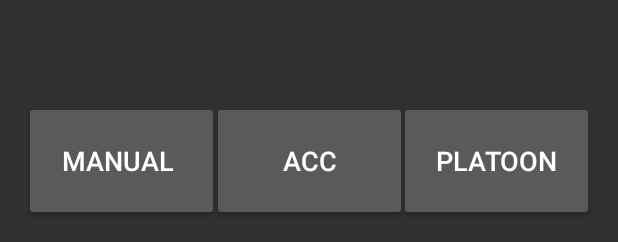
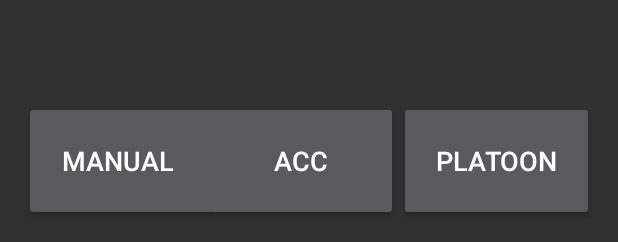
Before and after one commit to joakimthorell/potential-couscous, an Android app: the layout activity_main.xml on its own in the app's theme, with its tools: preview values and no code run, on a phone screen of 412 x 824 dp. Shown: the part 991-1233 px from the top of the screen. Run offline under Robolectric (Android 15) with nearby library versions, the phone set to English and light mode, and no system bars; plain views replace JoystickView.

Commit message:
changes to listeners

```diff
--- a/app/couscousDrive/app/src/main/java/potential_couscous/couscousdrive/MainActivity.java
+++ b/app/couscousDrive/app/src/main/java/potential_couscous/couscousdrive/MainActivity.java
@@ -26,7 +26,9 @@ import android.widget.Button;
 import android.widget.Toast;
 
 import io.github.controlwear.virtual.joystick.android.JoystickView;
+import potential_couscous.couscousdrive.controllers.ACCController;
 import potential_couscous.couscousdrive.controllers.ManualController;
+import potential_couscous.couscousdrive.controllers.PlatoonController;
 import potential_couscous.couscousdrive.utils.CarCom;
 
 public class MainActivity extends AppCompatActivity {
@@ -53,6 +55,8 @@ public class MainActivity extends AppCompatActivity {
         new ManualController(joystickView, manualButton);
 
         //TODO Build listeners for ACC and Platoon Controller.
+        //ACCController accController = new ACCController(mAccButton);
+        //PlatoonController platoonController = new PlatoonController(mPlatoonButton);
 
         //TODO Rebuild buttons.
         /*
--- a/app/couscousDrive/app/src/main/java/potential_couscous/couscousdrive/controllers/ManualController.java
+++ b/app/couscousDrive/app/src/main/java/potential_couscous/couscousdrive/controllers/ManualController.java
@@ -14,17 +14,19 @@ import potential_couscous.couscousdrive.utils.WirelessInoConveret;
  */
 
 public class ManualController {
+    //private final String MANUAL_KEY;
 
     public ManualController(JoystickView joystickView, Button manualButton) {
         setmManualButtonListener(manualButton);
         setJoystickViewListener(joystickView);
     }
 
+
     private void setmManualButtonListener(Button manualButton) {
         manualButton.setOnClickListener(new View.OnClickListener() {
             @Override
             public void onClick(View v) {
-                //TODO
+                //sendData(MANUAL_KEY);
             }
         });
     }
@@ -59,7 +61,7 @@ public class ManualController {
         manualButton.setOnClickListener(new View.OnClickListener() {
             @Override
             public void onClick(View v) {
-                //start manual driving method...
+                //send info to server
             }
         });
     }
--- a/app/couscousDrive/app/src/main/java/potential_couscous/couscousdrive/utils/CarCom.java
+++ b/app/couscousDrive/app/src/main/java/potential_couscous/couscousdrive/utils/CarCom.java
@@ -78,7 +78,7 @@ public class CarCom {
     }
 
     /**
-     * Sending data to diffrent sockets depending on key.
+     * Sending data to different sockets depending on key.
      *
      * @param key  constant values from CarCom
      * @param data String data will be sent to car
--- a/app/couscousDrive/app/src/main/res/layout/activity_main.xml
+++ b/app/couscousDrive/app/src/main/res/layout/activity_main.xml
@@ -55,7 +55,8 @@
         android:textSize="18sp"
         app:layout_constraintBaseline_toBaselineOf="@+id/manual_button"
         app:layout_constraintLeft_toRightOf="@+id/manual_button"
-        app:layout_constraintRight_toLeftOf="@+id/platoon_button"/>
+        app:layout_constraintRight_toLeftOf="@+id/platoon_button"
+        app:layout_constraintHorizontal_bias="0.75" />
 
     <Button
         android:id="@+id/platoon_button"
```
Also changed, not shown: app/couscousDrive/app/src/main/java/potential_couscous/couscousdrive/controllers/ACCController.java (+8 -3 lines), app/couscousDrive/app/src/main/java/potential_couscous/couscousdrive/controllers/PlatoonController.java (+7 -2 lines).
